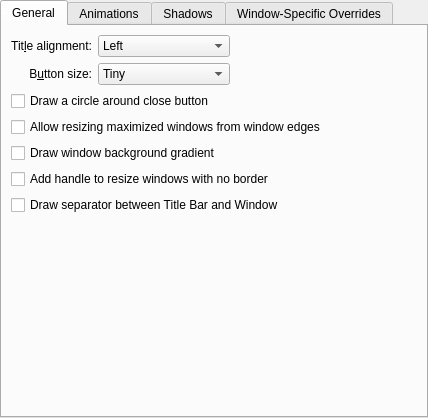
Before: the Qt Designer form config/ui/breezeconfigurationui.ui in alex47/Breeze2000, drawn with Qt 5.
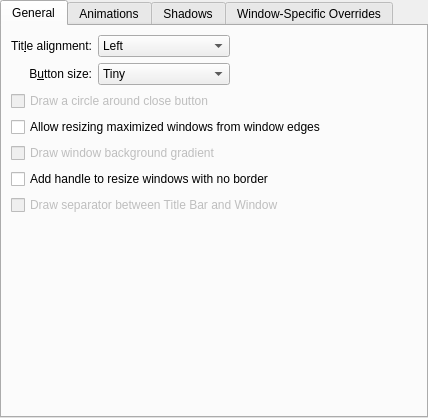
After: the same form once the commit is applied. Custom widgets are drawn as their Qt base class.

What changed in the file:
```diff
--- a/config/ui/breezeconfigurationui.ui
+++ b/config/ui/breezeconfigurationui.ui
@@ -138,6 +138,9 @@
        </item>
        <item row="6" column="0" colspan="3">
         <widget class="QCheckBox" name="drawTitleBarSeparator">
+         <property name="enabled">
+          <bool>false</bool>
+         </property>
          <property name="text">
           <string>Draw separator between Title Bar and Window</string>
          </property>
@@ -152,6 +155,9 @@
        </item>
        <item row="2" column="0" colspan="3">
         <widget class="QCheckBox" name="outlineCloseButton">
+         <property name="enabled">
+          <bool>false</bool>
+         </property>
          <property name="text">
           <string>Draw a circle around close button</string>
          </property>
@@ -159,6 +165,9 @@
        </item>
        <item row="4" column="0" colspan="3">
         <widget class="QCheckBox" name="drawBackgroundGradient">
+         <property name="enabled">
+          <bool>false</bool>
+         </property>
          <property name="text">
           <string>Draw window background gradient</string>
          </property>
```
